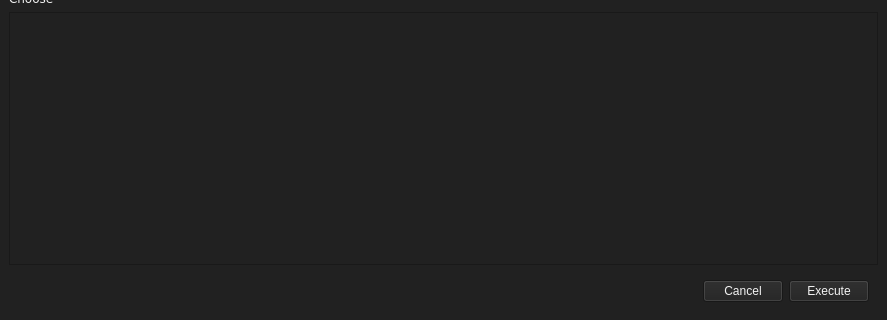
CachyOS/kernel-manager, file src/km-window.ui: the form before one commit; both pictures show x 0 to 887 and y 224 to 544 of the 887 by 544 pixel window.
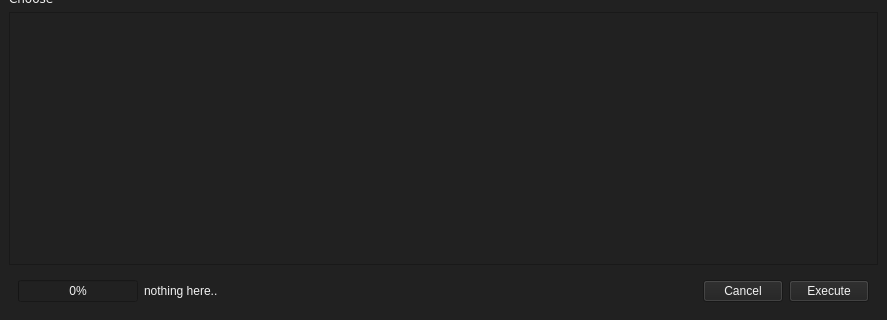
The form after the commit.

The edit to the form file:
```diff
--- a/src/km-window.ui
+++ b/src/km-window.ui
@@ -82,6 +82,65 @@
     <item>
      <widget class="QWidget" name="widget" native="true">
       <layout class="QHBoxLayout" name="horizontalLayout">
+       <item>
+        <widget class="QProgressBar" name="progressBar">
+         <property name="enabled">
+          <bool>true</bool>
+         </property>
+         <property name="value">
+          <number>0</number>
+         </property>
+         <property name="invertedAppearance">
+          <bool>false</bool>
+         </property>
+        </widget>
+       </item>
+       <item>
+        <widget class="QLabel" name="progress_status">
+         <property name="text">
+          <string>nothing here..</string>
+         </property>
+        </widget>
+       </item>
+       <item>
+        <spacer name="horizontalSpacer_4">
+         <property name="orientation">
+          <enum>Qt::Horizontal</enum>
+         </property>
+         <property name="sizeHint" stdset="0">
+          <size>
+           <width>40</width>
+           <height>20</height>
+          </size>
+         </property>
+        </spacer>
+       </item>
+       <item>
+        <spacer name="horizontalSpacer_3">
+         <property name="orientation">
+          <enum>Qt::Horizontal</enum>
+         </property>
+         <property name="sizeHint" stdset="0">
+          <size>
+           <width>40</width>
+           <height>20</height>
+          </size>
+         </property>
+        </spacer>
+       </item>
+       <item>
+        <spacer name="horizontalSpacer_2">
+         <property name="orientation">
+          <enum>Qt::Horizontal</enum>
+         </property>
+         <property name="sizeHint" stdset="0">
+          <size>
+           <width>40</width>
+           <height>20</height>
+          </size>
+         </property>
+        </spacer>
+       </item>
        <item>
         <spacer name="horizontalSpacer">
          <property name="orientation">
```
